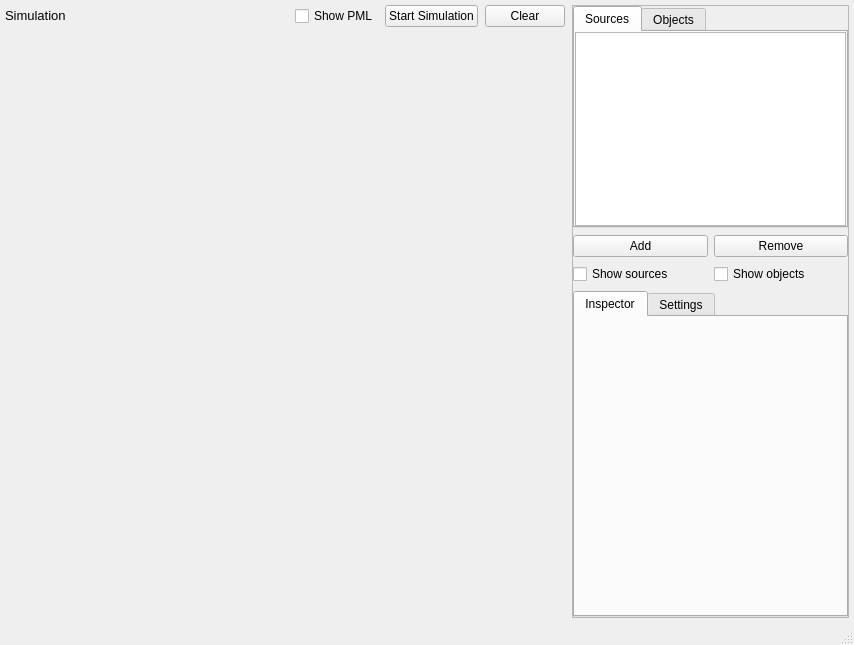
Old version of the form ui/main_window.ui in the repository m4reQ/oddzialywanie.
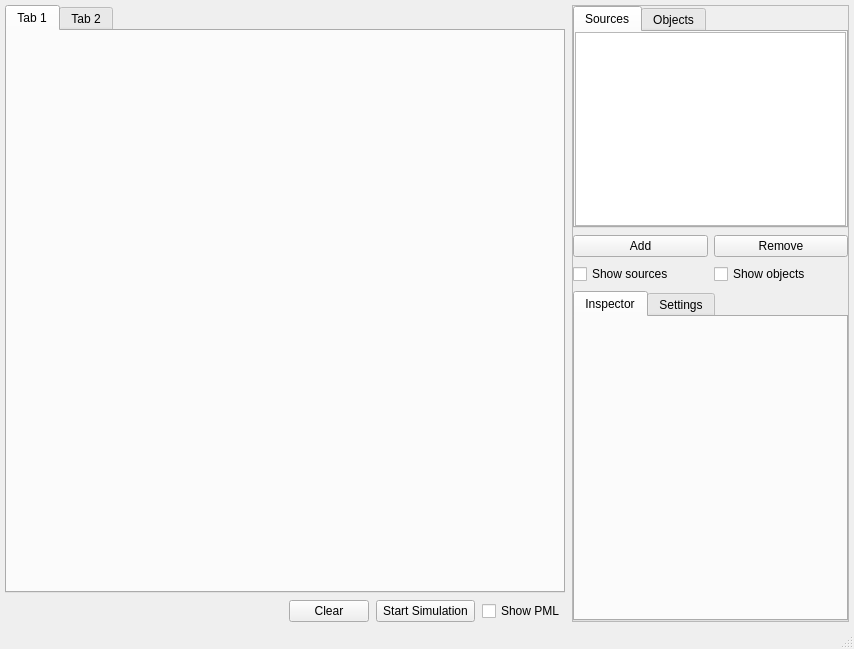
New version of the form. Custom widgets are drawn as their Qt base class.

Commit message: Move canvas widget to `widgets` subdirectory Add icons to simulation start/stop button Add tooltip to simulation state indicator

```diff
--- a/ui/main_window.ui
+++ b/ui/main_window.ui
@@ -7,7 +7,7 @@
     <x>0</x>
     <y>0</y>
     <width>854</width>
-    <height>645</height>
+    <height>649</height>
    </rect>
   </property>
   <property name="windowTitle">
@@ -30,7 +30,7 @@
     <property name="spacing">
      <number>7</number>
     </property>
-    <item row="0" column="5" rowspan="2">
+    <item row="0" column="4" rowspan="3">
      <widget class="QFrame" name="unused_6">
       <property name="sizePolicy">
        <sizepolicy hsizetype="Maximum" vsizetype="Preferred">
@@ -401,41 +401,38 @@
       </layout>
      </widget>
     </item>
-    <item row="1" column="0" colspan="5">
-     <widget class="MPLCanvas" name="figure_canvas" native="true"/>
-    </item>
-    <item row="0" column="0">
-     <widget class="QLabel" name="unused_4">
-      <property name="sizePolicy">
-       <sizepolicy hsizetype="Maximum" vsizetype="Maximum">
-        <horstretch>0</horstretch>
-        <verstretch>0</verstretch>
-       </sizepolicy>
-      </property>
-      <property name="font">
-       <font>
-        <pointsize>10</pointsize>
-       </font>
-      </property>
-      <property name="text">
-       <string>Simulation</string>
-      </property>
+    <item row="0" column="0" rowspan="2" colspan="4">
+     <widget class="QTabWidget" name="tabWidget">
+      <widget class="QWidget" name="tab">
+       <attribute name="title">
+        <string>Tab 1</string>
+       </attribute>
+       <layout class="QHBoxLayout" name="horizontalLayout_3">
+        <property name="leftMargin">
+         <number>0</number>
+        </property>
+        <property name="topMargin">
+         <number>0</number>
+        </property>
+        <property name="rightMargin">
+         <number>0</number>
+        </property>
+        <property name="bottomMargin">
+         <number>0</number>
+        </property>
+        <item>
+         <widget class="MPLCanvas" name="figure_canvas" native="true"/>
+        </item>
+       </layout>
+      </widget>
+      <widget class="QWidget" name="tab_2">
+       <attribute name="title">
+        <string>Tab 2</string>
+       </attribute>
+      </widget>
      </widget>
     </item>
-    <item row="0" column="3">
-     <widget class="QPushButton" name="simulate_button">
-      <property name="sizePolicy">
-       <sizepolicy hsizetype="Maximum" vsizetype="Maximum">
-        <horstretch>0</horstretch>
-        <verstretch>0</verstretch>
-       </sizepolicy>
-      </property>
-      <property name="text">
-       <string>Start Simulation</string>
-      </property>
-     </widget>
-    </item>
-    <item row="0" column="4">
+    <item row="2" column="1">
      <widget class="QPushButton" name="clear_button">
       <property name="sizePolicy">
        <sizepolicy hsizetype="Maximum" vsizetype="Maximum">
@@ -448,26 +445,32 @@
       </property>
      </widget>
     </item>
-    <item row="0" column="1">
-     <spacer name="unused_3">
-      <property name="orientation">
-       <enum>Qt::Horizontal</enum>
-      </property>
-      <property name="sizeHint" stdset="0">
-       <size>
-        <width>40</width>
-        <height>20</height>
-       </size>
-      </property>
-     </spacer>
-    </item>
-    <item row="0" column="2">
+    <item row="2" column="3">
      <widget class="QCheckBox" name="show_pml_input">
+      <property name="sizePolicy">
+       <sizepolicy hsizetype="Maximum" vsizetype="Fixed">
+        <horstretch>0</horstretch>
+        <verstretch>0</verstretch>
+       </sizepolicy>
+      </property>
       <property name="text">
        <string>Show PML</string>
       </property>
      </widget>
     </item>
+    <item row="2" column="2">
+     <widget class="SimulationControlButton" name="simulate_button">
+      <property name="sizePolicy">
+       <sizepolicy hsizetype="Maximum" vsizetype="Minimum">
+        <horstretch>0</horstretch>
+        <verstretch>0</verstretch>
+       </sizepolicy>
+      </property>
+      <property name="text">
+       <string>Start Simulation</string>
+      </property>
+     </widget>
+    </item>
    </layout>
   </widget>
   <widget class="QStatusBar" name="status_bar"/>
@@ -479,6 +482,11 @@
    <header>main.mpl_canvas</header>
    <container>1</container>
   </customwidget>
+  <customwidget>
+   <class>SimulationControlButton</class>
+   <extends>QToolButton</extends>
+   <header>main.widgets.simulation_control_button</header>
+  </customwidget>
  </customwidgets>
  <resources/>
  <connections/>
```
Left out of the diff: 2 changed lines with no effect on the pictures. The commit also changes 6 other files.
